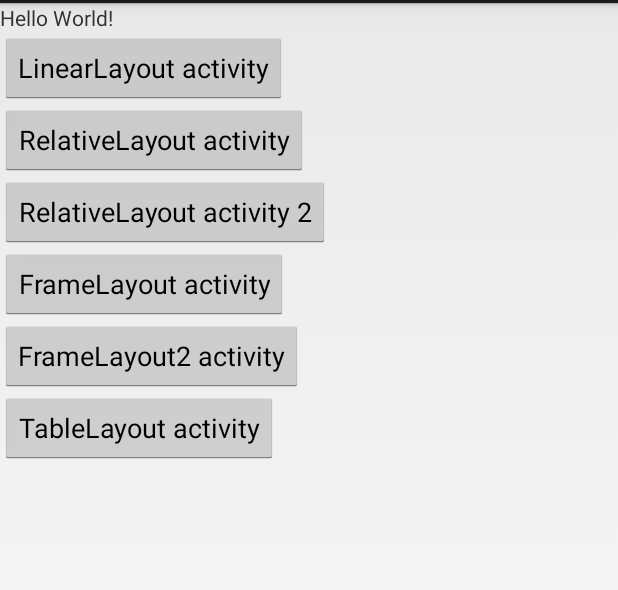
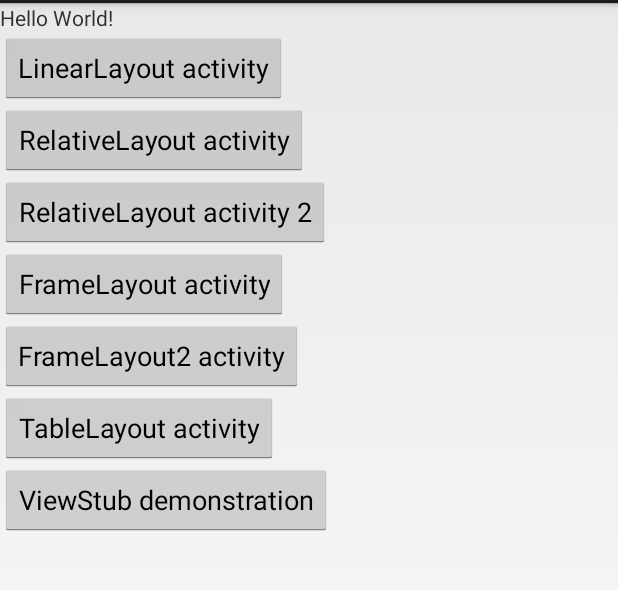
Before and after one commit to glauberlima/AndroidLayoutFundamentals, an Android app: the screen it shows after launch (MainActivity), on a phone screen of 412 x 824 dp, the part 69-659 px from its top. Run offline under Robolectric (Android 15) with nearby library versions, the phone set to English and light mode, and no system bars.

Commit message:
Demonstracao de ViewStub

```diff
--- a/app/src/main/AndroidManifest.xml
+++ b/app/src/main/AndroidManifest.xml
@@ -29,7 +29,8 @@
             android:parentActivityName=".MainActivity" />
         >
         <activity android:name=".FrameLayout2Activity" />
-        <activity android:name=".TableLayoutActivity"></activity>
+        <activity android:name=".TableLayoutActivity" />
+        <activity android:name=".ViewStubActivity"></activity>
     </application>
 
 </manifest>
--- a/app/src/main/java/com/glauber/android/androidlayouts/MainActivity.java
+++ b/app/src/main/java/com/glauber/android/androidlayouts/MainActivity.java
@@ -67,5 +67,14 @@ public class MainActivity extends Activity {
             }
         });
 
+        Button launchViewStubButton = (Button) findViewById(R.id.launch_activity_view_stub);
+        launchViewStubButton.setOnClickListener(new View.OnClickListener() {
+            @Override
+            public void onClick(View view) {
+                Intent intent = new Intent(view.getContext(), ViewStubActivity.class);
+                startActivity(intent);
+            }
+        });
+
     }
 }
--- a/app/src/main/res/layout/activity_main.xml
+++ b/app/src/main/res/layout/activity_main.xml
@@ -47,4 +47,11 @@
         android:text="TableLayout activity" />
 
 
+    <Button
+        android:id="@+id/launch_activity_view_stub"
+        android:layout_width="wrap_content"
+        android:layout_height="wrap_content"
+        android:text="ViewStub demonstration" />
+
+
 </LinearLayout>
```
Also changed, not shown: app/src/main/java/com/glauber/android/androidlayouts/ViewStubActivity.java (added, +26 -0 lines), app/src/main/res/layout/activity_frame_layout.xml (+10 -5 lines), app/src/main/res/layout/activity_view_stub.xml (added, +31 -0 lines), app/src/main/res/layout/view_to_be_inflated.xml (added, +12 -0 lines).
